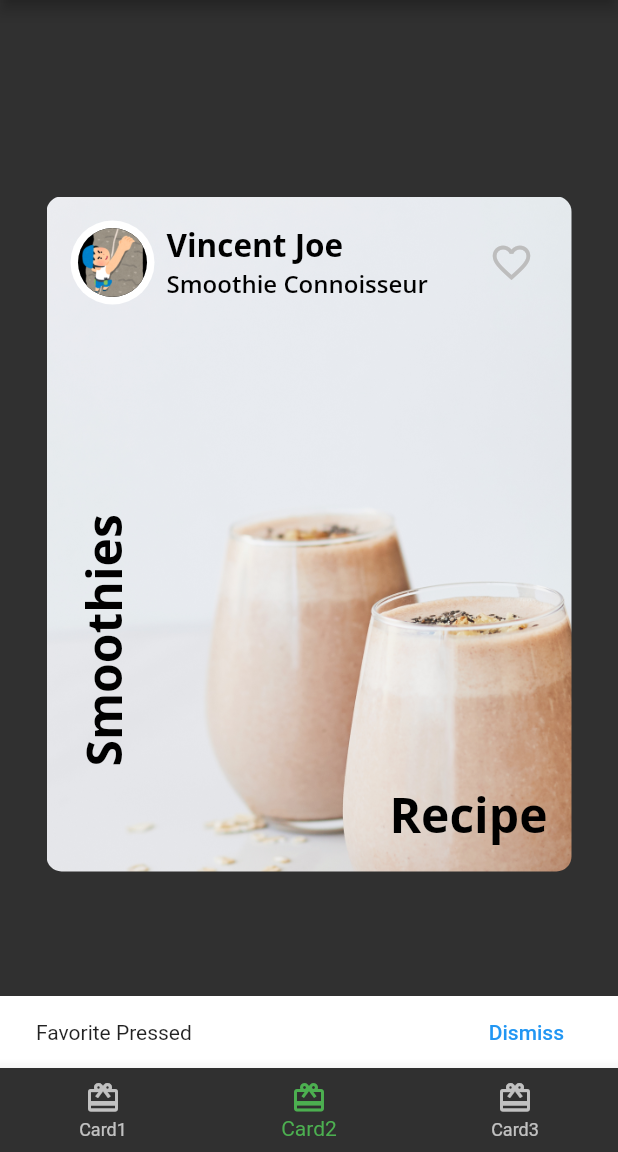
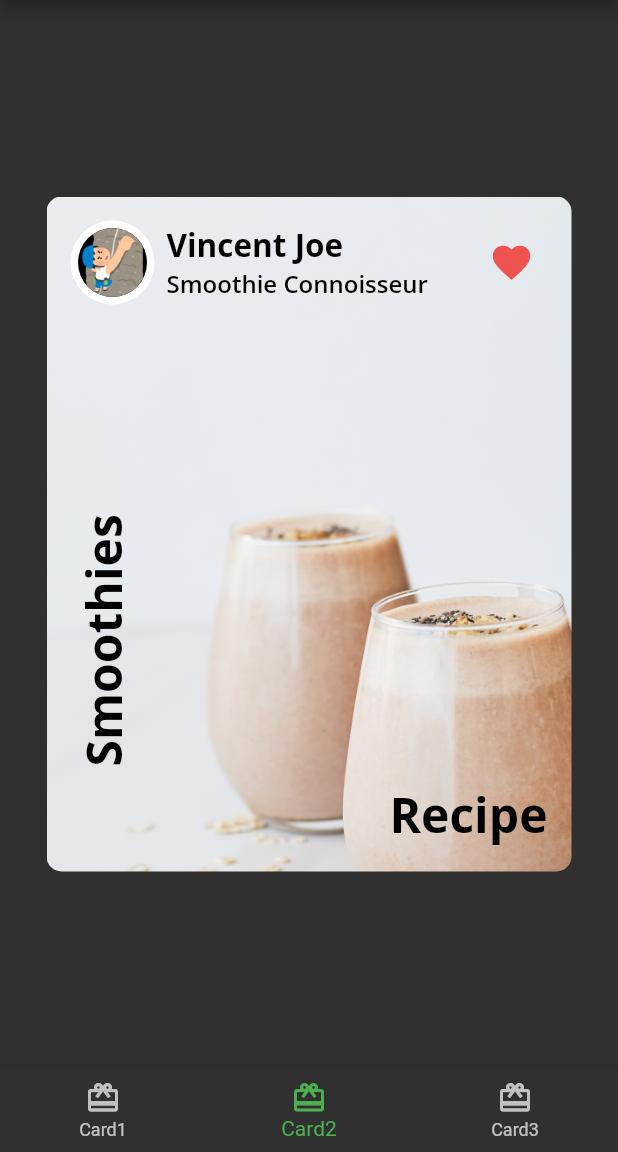
Before and after one commit to sh-cho/flutter-fooderlich-practice, a Flutter app: the screen it shows after launch, item 2 of the bottom bar chosen, after a tap on the "favorite outline" icon, on a phone screen of 412 x 824 dp, the part 84-1236 px from its top. Run offline on Flutter 3.47's test engine with Material 2 defaults, Android fonts, the phone set to English and light mode, and no system bars; our stand-ins replace google_fonts.

Commit message:
Make favorite button togglable

```diff
--- a/lib/author_card.dart
+++ b/lib/author_card.dart
@@ -3,7 +3,7 @@ import 'package:flutter/material.dart';
 import 'circle_image.dart';
 import 'fooderlich_theme.dart';
 
-class AuthorCard extends StatelessWidget {
+class AuthorCard extends StatefulWidget {
   final String authorName;
   final String title;
   final ImageProvider? imageProvider;
@@ -16,6 +16,13 @@ class AuthorCard extends StatelessWidget {
   }) : super(key: key);
 
   @override
+  State<AuthorCard> createState() => _AuthorCardState();
+}
+
+class _AuthorCardState extends State<AuthorCard> {
+  bool _isFavorited = false;
+
+  @override
   Widget build(BuildContext context) {
     return Container(
       padding: const EdgeInsets.all(16),
@@ -24,32 +31,28 @@ class AuthorCard extends StatelessWidget {
         children: [
           Row(children: [
             CircleImage(
-              imageProvider: imageProvider,
+              imageProvider: widget.imageProvider,
               imageRadius: 28,
             ),
             const SizedBox(width: 8),
             Column(
               crossAxisAlignment: CrossAxisAlignment.start,
               children: [
-                Text(authorName,
+                Text(widget.authorName,
                     style: FooderlichTheme.lightTextTheme.headline2),
-                Text(title, style: FooderlichTheme.lightTextTheme.headline3),
+                Text(widget.title,
+                    style: FooderlichTheme.lightTextTheme.headline3),
               ],
             ),
           ]),
           IconButton(
-            icon: const Icon(Icons.favorite_border),
+            icon: Icon(_isFavorited ? Icons.favorite : Icons.favorite_border),
             iconSize: 30,
-            color: Colors.grey[400],
+            color: Colors.red[400],
             onPressed: () {
-              final snackBar = SnackBar(
-                content: const Text('Favorite Pressed'),
-                action: SnackBarAction(
-                  label: 'Dismiss',
-                  onPressed: () {},
-                ),
-              );
-              ScaffoldMessenger.of(context).showSnackBar(snackBar);
+              setState(() {
+                _isFavorited = !_isFavorited;
+              });
             },
           ),
         ],
```
